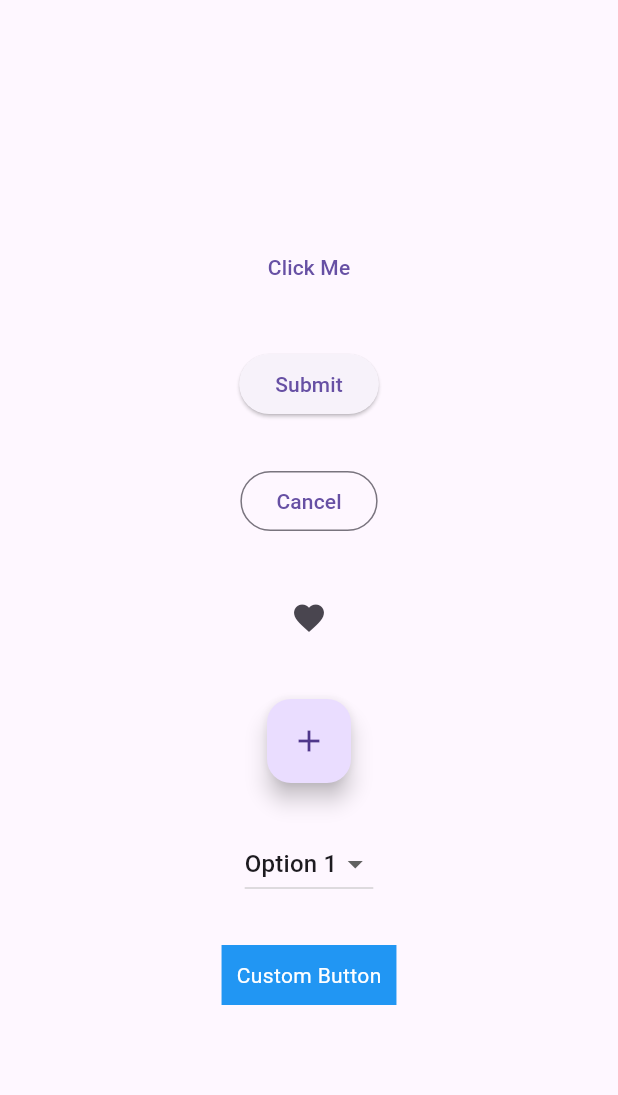
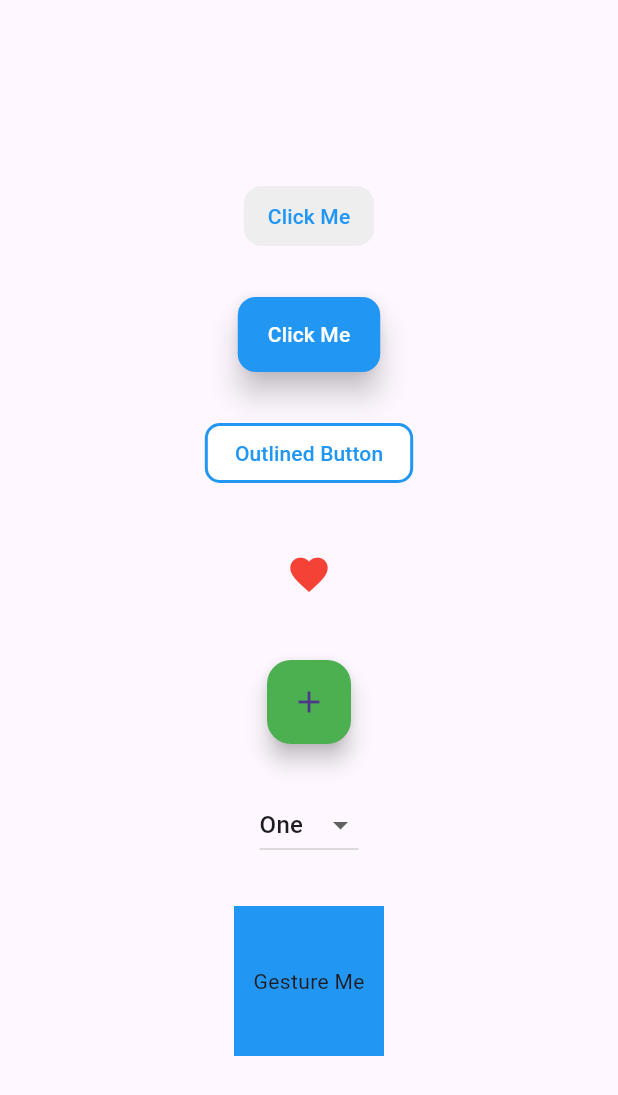
Before and after one commit to Shreen2211/flutter_challenge, a Flutter app: the screen it shows after launch, on a phone screen of 412 x 824 dp. Shown: the top 1095 px of the screen. Run offline on Flutter 3.47's test engine with Material 3 defaults, Android fonts, the phone set to English and light mode, and no system bars.

Commit message:
day two
more details in buttons

```diff
--- a/lib/day_two/buttons.dart
+++ b/lib/day_two/buttons.dart
@@ -1,66 +1,173 @@
 import 'package:flutter/material.dart';
 
-class ButtonsType extends StatelessWidget {
+class ButtonsType extends StatefulWidget {
   const ButtonsType({super.key});
 
   @override
+  State<ButtonsType> createState() => _ButtonsTypeState();
+}
+
+class _ButtonsTypeState extends State<ButtonsType> {
+  @override
   Widget build(BuildContext context) {
+    String selectedValue = 'One';
+
     return SingleChildScrollView(
       child: SizedBox(
         width: double.infinity,
         height: MediaQuery.sizeOf(context).height,
         child: Column(
           mainAxisAlignment: MainAxisAlignment.center,
-          spacing:30,
+          spacing: 30,
           children: [
+            /*
+                               متى تختار كل منهما؟
+            اختر ElevatedButton إذا كنت تريد زرًا بارزًا يجذب الانتباه.
+اختر TextButton إذا كنت تريد زرًا بسيطًا ضمن عناصر أخرى أقل بروزًا
+            FloatingActionButton هو زر دائري رئيسي يستخدم للإجراءات المهمة في التطبيق، مثل إضافة عنصر جديد.
+            DropdownButton يُستخدم لاختيار قيمة من مجموعة من الخيارات المعروضة في قائمة منسدلة.
+            GestureDetector يُستخدم لاكتشاف مجموعة متنوعة من الإيماءات التي يقوم بها المستخدم، مثل النقر أو السحب أو الضغط المطول.
+            OutlinedButton: مناسب إذا كنت تحتاج إلى إبراز خيار مع حواف واضحة دون استخدام خلفية بارزة.
+            */
             TextButton(
+              //الدالة التي يتم استدعاؤها عند الضغط على الزر.
               onPressed: () {
-                print('TextButton clicked');
+                print('Button Pressed');
               },
+              //الدالة التي يتم استدعاؤها عند الضغط المطول على الزر.
+              onLongPress: () {
+                print('Long Pressed');
+              },
+              //لتخصيص مظهر الزر باستخدام .
+              style: ButtonStyle(
+                //لون النص أو الأيقونات.
+                foregroundColor: WidgetStateProperty.all(Colors.blue),
+                //لون الخلفية
+                backgroundColor: WidgetStateProperty.all(Colors.grey[200]),
+                //لون التاثير عند الضغط
+                overlayColor: WidgetStateProperty.all(
+                  Colors.blue.withValues(alpha: 0.1),
+                ),
+                //المسافة الداخلية
+                padding: WidgetStateProperty.all(
+                  EdgeInsets.symmetric(horizontal: 16, vertical: 8),
+                ),
+                shape: WidgetStateProperty.all(
+                  RoundedRectangleBorder(
+                    borderRadius: BorderRadius.circular(12),
+                  ),
+                ),
+              ),
+              //تحدد كيف يتم قص أي محتوى يخرج خارج حدود الزر.
+              clipBehavior: Clip.antiAlias,
+              //إذا كانت قيمته true، يحصل الزر على التركيز تلقائيًا عند تحميل الشاشة.
+              autofocus: true,
               child: Text('Click Me'),
             ),
+
             ElevatedButton(
               onPressed: () {
-                print('ElevatedButton clicked');
+                print('Button Pressed');
               },
-              child: Text('Submit'),
+              onLongPress: () {
+                print('Long Pressed');
+              },
+              style: ButtonStyle(
+                backgroundColor: WidgetStateProperty.all(Colors.blue),
+                foregroundColor: WidgetStateProperty.all(Colors.white),
+                overlayColor: WidgetStateProperty.all(
+                  Colors.blue.withValues(alpha: 0.2),
+                ),
+                elevation: WidgetStateProperty.all(8),
+                padding: WidgetStateProperty.all(
+                  EdgeInsets.symmetric(horizontal: 20, vertical: 15),
+                ),
+                shape: WidgetStateProperty.all(
+                  RoundedRectangleBorder(
+                    borderRadius: BorderRadius.circular(12),
+                  ),
+                ),
+              ),
+              child: Text('Click Me'),
             ),
             OutlinedButton(
               onPressed: () {
-                print('OutlinedButton clicked');
+                print('OutlinedButton Pressed');
               },
-              child: Text('Cancel'),
+              onLongPress: () {
+                print('OutlinedButton Long Pressed');
+              },
+              style: OutlinedButton.styleFrom(
+                foregroundColor: Colors.blue,
+                // لون النص
+                backgroundColor: Colors.white,
+                // لون الخلفية
+                side: BorderSide(color: Colors.blue, width: 2),
+                // إعدادات الحواف
+                padding: EdgeInsets.symmetric(horizontal: 20, vertical: 10),
+                // الحشو
+                shape: RoundedRectangleBorder(
+                  borderRadius: BorderRadius.circular(10), // شكل الحواف
+                ),
+              ),
+              child: Text('Outlined Button'),
             ),
+
             IconButton(
               onPressed: () {
-                print('IconButton clicked');
+                print('IconButton Pressed');
               },
               icon: Icon(Icons.favorite),
+              color: Colors.red,
+              iconSize: 30.0,
+              tooltip: 'Like',
+              splashColor: Colors.redAccent,
+              padding: EdgeInsets.all(12.0),
             ),
+
             FloatingActionButton(
               onPressed: () {
-                print('FAB clicked');
+                print("FAB Pressed");
               },
+              backgroundColor: Colors.green,
               child: Icon(Icons.add),
+              elevation: 6.0,
+              mini: false,
             ),
+
             DropdownButton<String>(
-              value: 'Option 1',
-              items: [
-                DropdownMenuItem(value: 'Option 1', child: Text('Option 1')),
-                DropdownMenuItem(value: 'Option 2', child: Text('Option 2')),
-              ],
-              onChanged: (value) {
-                print('Selected: $value');
+              value: selectedValue,
+              onChanged: (String? newValue) {
+                setState(() {
+                  selectedValue = newValue!;
+                });
               },
+              items:
+                  <String>['One', 'Two', 'Three'].map<DropdownMenuItem<String>>(
+                    (String value) {
+                      return DropdownMenuItem<String>(
+                        value: value,
+                        child: Text(value),
+                      );
+                    },
+                  ).toList(),
             ),
+
             GestureDetector(
               onTap: () {
-                print('Custom Button clicked');
+                print("Tapped");
+              },
+              onLongPress: () {
+                print("Long Pressed");
+              },
+              onVerticalDragUpdate: (details) {
+                print("Dragging vertically");
               },
               child: Container(
-                padding: EdgeInsets.all(10),
                 color: Colors.blue,
-                child: Text('Custom Button', style: TextStyle(color: Colors.white)),
+                width: 100,
+                height: 100,
+                child: Center(child: Text("Gesture Me")),
               ),
             ),
           ],
```
